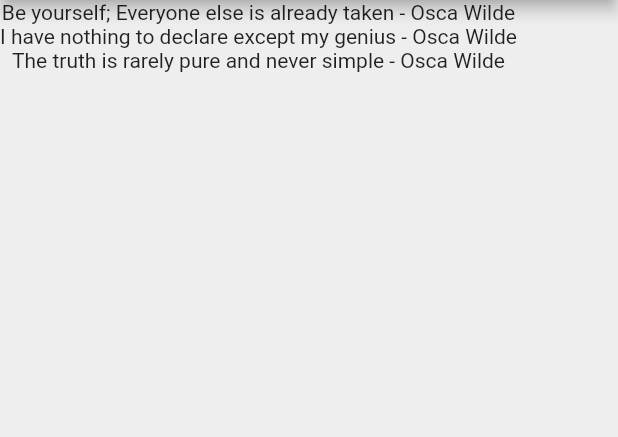
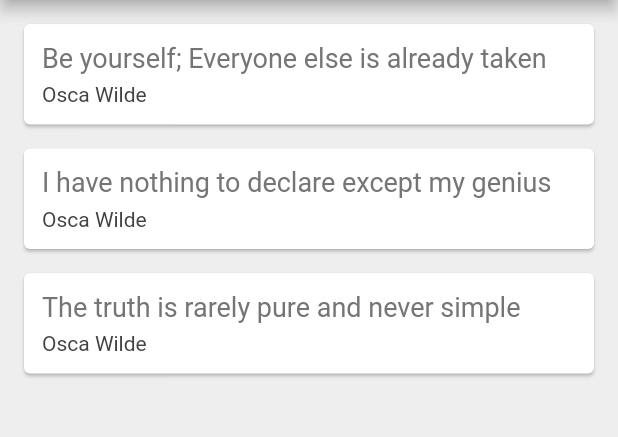
Before and after one commit to TengoCharlie/Flutter-quotes-app-List, a Flutter app: the screen it shows after launch, on a phone screen of 412 x 824 dp, the part 84-521 px from its top. Run offline on Flutter 3.47's test engine with Material 2 defaults, Android fonts, the light colour scheme and no system bars.

Commit message:
Card widget and card quote template

```diff
--- a/lib/main.dart
+++ b/lib/main.dart
@@ -24,6 +24,35 @@
         author: 'Osca Wilde', text: 'The truth is rarely pure and never simple')
   ];
 
+  Widget quoteTemplate(quote) {
+    return Card(
+      margin: EdgeInsets.fromLTRB(16, 16, 16, 0),
+      child: Padding(
+        padding: const EdgeInsets.all(12.0),
+        child: Column(
+          crossAxisAlignment: CrossAxisAlignment.stretch,
+          children: [
+            Text(
+              quote.text,
+              style: TextStyle(
+                fontSize: 18.0,
+                color: Colors.grey[600],
+              ),
+            ),
+            SizedBox(height: 6),
+            Text(
+              quote.author,
+              style: TextStyle(
+                fontSize: 14.0,
+                color: Colors.grey[800],
+              ),
+            ),
+          ],
+        ),
+      ),
+    );
+  }
+
   @override
   Widget build(BuildContext context) {
     return Scaffold(
@@ -34,9 +63,7 @@
         backgroundColor: Colors.redAccent,
       ),
       body: Column(
-        children: quotes
-            .map((quote) => Text('${quote.text} - ${quote.author}'))
-            .toList(),
+        children: quotes.map((quote) => quoteTemplate(quote)).toList(),
       ),
     );
   }
```
